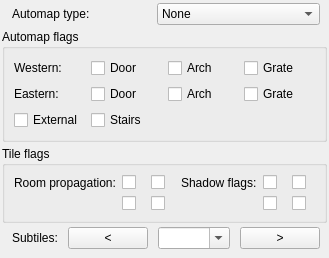
Above: source/leveltabtilewidget.ui from pionere/d1-graphics-tool before the change. Below: the same form after it.
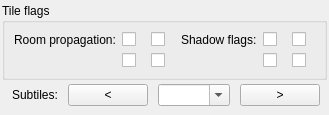
That is the form after the change.

The edit to the form file:
```diff
--- a/source/leveltabtilewidget.ui
+++ b/source/leveltabtilewidget.ui
@@ -33,181 +33,6 @@
     </layout>
    </item>
    <item>
-    <layout class="QHBoxLayout">
-     <property name="leftMargin">
-      <number>10</number>
-     </property>
-     <property name="spacing">
-      <number>10</number>
-     </property>
-     <item>
-      <widget class="QLabel">
-       <property name="text">
-        <string>Automap type:</string>
-       </property>
-      </widget>
-     </item>
-     <item>
-      <widget class="QComboBox" name="ampTypeComboBox">
-       <item>
-        <property name="text">
-         <string>None</string>
-        </property>
-       </item>
-       <item>
-        <property name="text">
-         <string>Pillar</string>
-        </property>
-       </item>
-       <item>
-        <property name="text">
-         <string>Wall (north-west)</string>
-        </property>
-       </item>
-       <item>
-        <property name="text">
-         <string>Wall (north-east)</string>
-        </property>
-       </item>
-       <item>
-        <property name="text">
-         <string>Wall intersection (north)</string>
-        </property>
-       </item>
-       <item>
-        <property name="text">
-         <string>Wall ending (north-west)</string>
-        </property>
-       </item>
-       <item>
-        <property name="text">
-         <string>Wall ending (north-east)</string>
-        </property>
-       </item>
-       <item>
-        <property name="text">
-         <string>Corner wall (north)</string>
-        </property>
-       </item>
-       <item>
-        <property name="text">
-         <string>Wall intersection (west)</string>
-        </property>
-       </item>
-       <item>
-        <property name="text">
-         <string>Wall intersection (east)</string>
-        </property>
-       </item>
-       <item>
-        <property name="text">
-         <string>Wall (south-west)</string>
-        </property>
-       </item>
-       <item>
-        <property name="text">
-         <string>Wall (south-east)</string>
-        </property>
-       </item>
-       <item>
-        <property name="text">
-         <string>Wall intersection (south)</string>
-        </property>
-       </item>
-      </widget>
-     </item>
-     <item>
-      <spacer>
-       <property name="orientation">
-        <enum>Qt::Horizontal</enum>
-       </property>
-      </spacer>
-     </item>
-    </layout>
-   </item>
-   <item>
-    <widget class="QGroupBox">
-     <!--property name="maximumHeight">
-      <number>120</number>
-     </property-->
-     <property name="title">
-      <string>Automap flags</string>
-     </property>
-     <layout class="QGridLayout">
-      <item row="1" column="0">
-       <widget class="QLabel">
-        <property name="text">
-         <string>Western:</string>
-        </property>
-       </widget>
-      </item>
-      <item row="1" column="1">
-       <widget class="QCheckBox" name="amp0">
-        <property name="text">
-         <string>Door</string>
-        </property>
-       </widget>
-      </item>
-      <item row="1" column="2">
-       <widget class="QCheckBox" name="amp2">
-        <property name="text">
-         <string>Arch</string>
-        </property>
-       </widget>
-      </item>
-      <item row="1" column="3">
-       <widget class="QCheckBox" name="amp4">
-        <property name="text">
-         <string>Grate</string>
-        </property>
-       </widget>
-      </item>
-      <item row="2" column="0">
-       <widget class="QLabel">
-        <property name="text">
-         <string>Eastern:</string>
-        </property>
-       </widget>
-      </item>
-      <item row="2" column="1">
-       <widget class="QCheckBox" name="amp1">
-        <property name="text">
-         <string>Door</string>
-        </property>
-       </widget>
-      </item>
-      <item row="2" column="2">
-       <widget class="QCheckBox" name="amp3">
-        <property name="text">
-         <string>Arch</string>
-        </property>
-       </widget>
-      </item>
-      <item row="2" column="3">
-       <widget class="QCheckBox" name="amp5">
-        <property name="text">
-         <string>Grate</string>
-        </property>
-       </widget>
-      </item>
-      <item row="3" column="0">
-       <widget class="QCheckBox" name="amp6">
-        <property name="text">
-         <string>External</string>
-        </property>
-       </widget>
-      </item>
-      <item row="3" column="1">
-       <widget class="QCheckBox" name="amp7">
-        <property name="text">
-         <string>Stairs</string>
-        </property>
-       </widget>
-      </item>
-     </layout>
-    </widget>
-   </item>
-   <item>
     <widget class="QGroupBox">
      <property name="title">
       <string>Tile flags</string>
```
